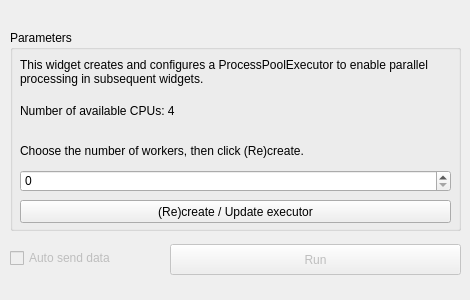
Before: the Qt Designer form orangecontrib/IO4IT/widgets/designer/owprocesspoolexecutor.ui in TigerODM/TigerODM, drawn with Qt 5.
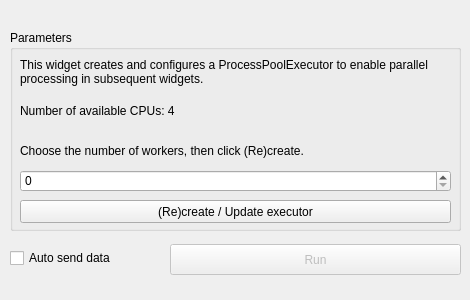
After: the same form once the commit is applied.

The edit to the form file:
```diff
--- a/orangecontrib/IO4IT/widgets/designer/owprocesspoolexecutor.ui
+++ b/orangecontrib/IO4IT/widgets/designer/owprocesspoolexecutor.ui
@@ -112,7 +112,7 @@
   </widget>
   <widget class="QCheckBox" name="checkBox_send">
    <property name="enabled">
-    <bool>false</bool>
+    <bool>true</bool>
    </property>
    <property name="geometry">
     <rect>
```
